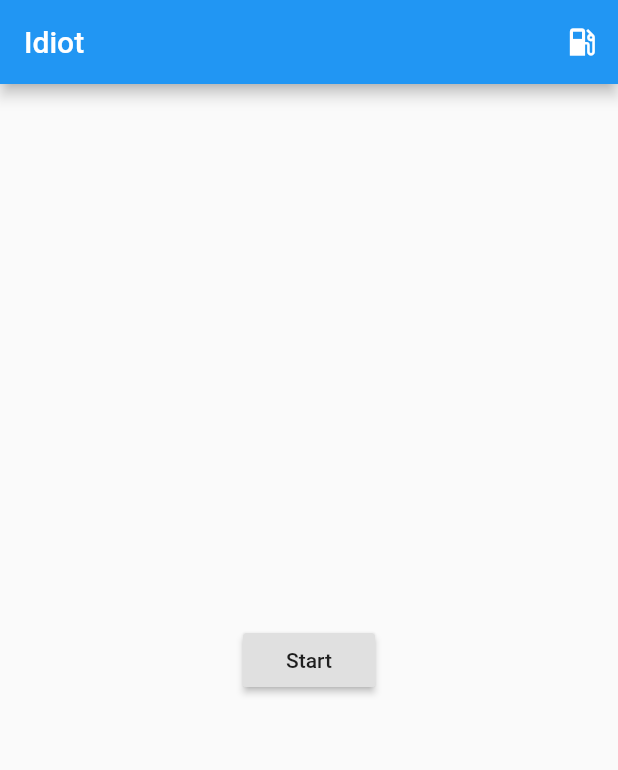
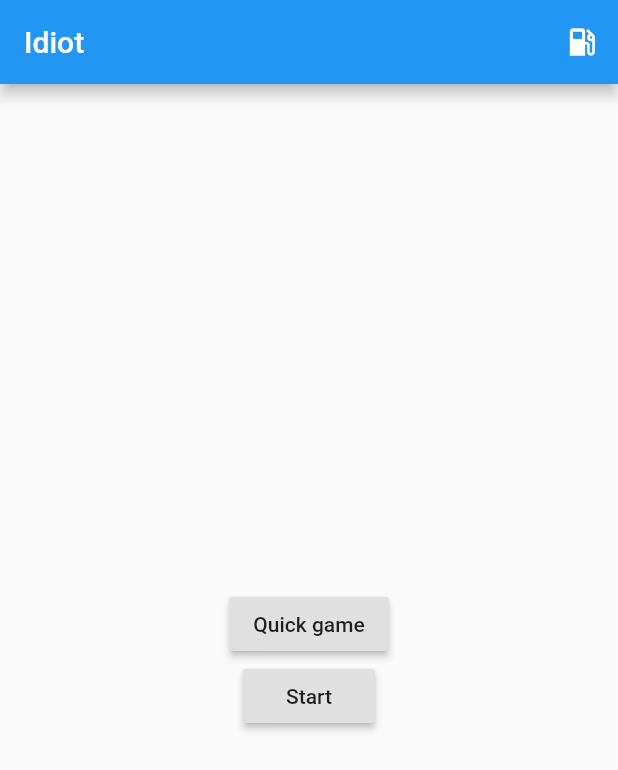
Before and after one commit to Rokke/idiot_online, a Flutter app: the screen it shows after launch, on a phone screen of 412 x 824 dp. Shown: the top 770 px of the screen. Run offline on Flutter 3.47's test engine with Material 2 defaults, Android fonts, the phone set to English and light mode, and no system bars; our stand-ins replace flutter_svg.

Commit message:
Added swapping top cards Quick game Bug: Joker isn't working on top cards?

```diff
--- a/lib/models/constants.dart
+++ b/lib/models/constants.dart
@@ -2,9 +2,10 @@ import 'package:flutter/material.dart';
 
 const textStyleCardValue = TextStyle(fontSize: 14, color: Colors.black, fontWeight: FontWeight.bold);
 const Map<String, Color> personColorMap = {
-  "blue": Colors.blue,
+  "blue": Colors.blueAccent,
   "red": Colors.red,
   "purple": Colors.purple,
+  "green": Colors.green,
   "orange": Colors.deepOrange,
   "yellow": Colors.yellow,
 };
--- a/lib/models/game.dart
+++ b/lib/models/game.dart
@@ -33,7 +33,7 @@ class Game extends ChangeNotifier {
     _players.clear();
     for (int decs = 0; decs < numberOfDecs; decs++) {
       for (int j = 0; j < PlayCardType.values.length; j++) {
-        for (int i = 1; i < 14; i++) {
+        for (int i = 2; i < 15; i++) {
           final p = PlayCard(i, PlayCardType.values[j]);
           _cardsStock.add(p);
           print(p.toString());
@@ -46,7 +46,7 @@ class Game extends ChangeNotifier {
     }
     _gameState = GameState.initial;
     players.forEach((player) {
-      addPlayer(player);
+      _addPlayer(player);
     });
     notifyListeners();
   }
@@ -57,7 +57,7 @@ class Game extends ChangeNotifier {
     notifyListeners();
   }
 
-  addPlayer(Player player) {
+  _addPlayer(Player player) {
     print('addPlayer');
     _players.add(player);
     for (int i = 0; i < 3; i++) {
--- a/lib/my_widgets/register_player.dart
+++ b/lib/my_widgets/register_player.dart
@@ -19,7 +19,7 @@ class _RegisterPlayerState extends State<RegisterPlayer> {
 
   @override
   Widget build(BuildContext context) {
-    print('build');
+    print('RegisterPlayer - build');
 //    print('RegisterPlayer build ${jsonEncode(_colors)}');
     return Container(
       color: widget.player.color,
--- a/lib/screens/home.dart
+++ b/lib/screens/home.dart
@@ -1,5 +1,6 @@
 import 'package:flutter/material.dart';
 import 'package:idiot_online/models/game.dart';
+import 'package:idiot_online/models/player.dart';
 import 'package:idiot_online/screens/game_started.dart';
 import 'package:provider/provider.dart';
 
@@ -8,6 +9,12 @@ class HomeView extends StatefulWidget {
 
   @override
   _HomeViewState createState() => _HomeViewState();
+}
+
+_startQuickGame(BuildContext context) {
+  Game game = Provider.of<Game>(context, listen: false);
+  game.createNewGame();
+  game.startGame([Player("Odin"), Player("Ragnar")]);
 }
 
 class _HomeViewState extends State<HomeView> {
@@ -23,9 +30,16 @@ class _HomeViewState extends State<HomeView> {
         builder: (_, game, __) {
           return game.state == GameState.nothing
               ? Center(
-                  child: RaisedButton(
-                      onPressed: () => Provider.of<Game>(context, listen: false).createNewGame(), child: Text('Start')),
-                )
+                  child: Column(
+                  mainAxisAlignment: MainAxisAlignment.center,
+                  mainAxisSize: MainAxisSize.max,
+                  children: <Widget>[
+                    RaisedButton(onPressed: () => _startQuickGame(context), child: Text('Quick game')),
+                    RaisedButton(
+                        onPressed: () => Provider.of<Game>(context, listen: false).createNewGame(),
+                        child: Text('Start')),
+                  ],
+                ))
               : GameView();
         },
       ),
```
Also changed, not shown: lib/models/player.dart (+27 -0 lines), lib/my_widgets/card.dart (+18 -7 lines), lib/my_widgets/mydeck.dart (+21 -4 lines), pubspec.lock, 5 other files.
